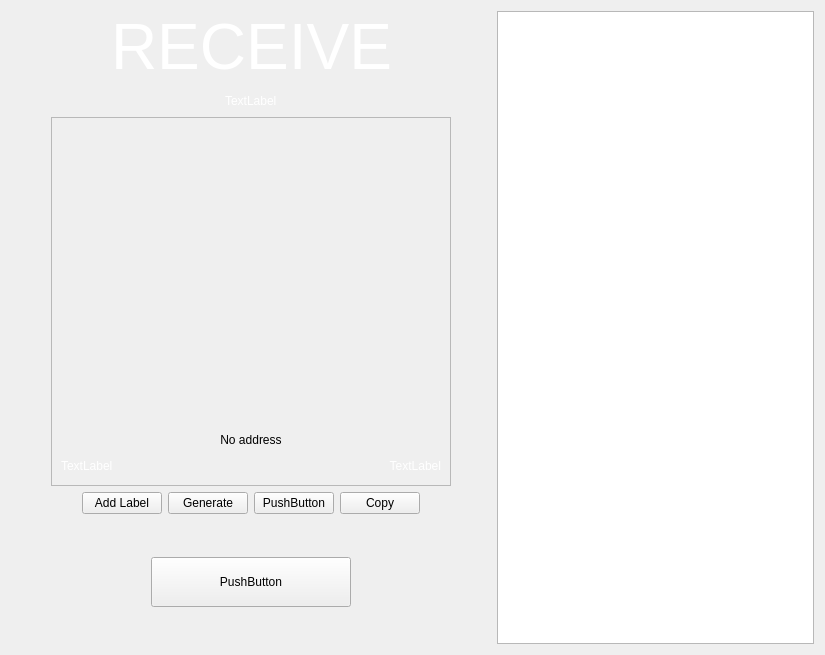
Above: src/qt/forms/receivewidget.ui from eons-finance/ALQO before the change. Below: the same form after it.
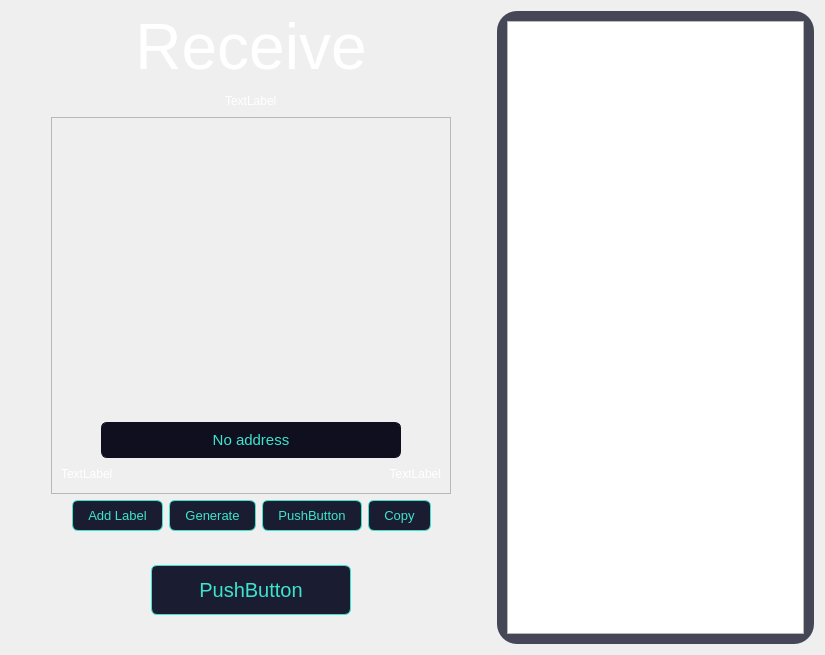
That is the form after the change.

Commit message: polish the style and fix some bugs

```diff
--- a/src/qt/forms/receivewidget.ui
+++ b/src/qt/forms/receivewidget.ui
@@ -45,7 +45,7 @@
             <string notr="true">color:white;</string>
            </property>
            <property name="text">
-            <string>&lt;html&gt;&lt;head/&gt;&lt;body&gt;&lt;p align=&quot;center&quot;&gt;&lt;span style=&quot; font-size:48pt;&quot;&gt;RECEIVE&lt;/span&gt;&lt;/p&gt;&lt;/body&gt;&lt;/html&gt;</string>
+            <string>&lt;html&gt;&lt;head/&gt;&lt;body&gt;&lt;p align=&quot;center&quot;&gt;&lt;span style=&quot; font-size:48pt;&quot;&gt;Receive&lt;/span&gt;&lt;/p&gt;&lt;/body&gt;&lt;/html&gt;</string>
            </property>
           </widget>
          </item>
@@ -240,6 +240,14 @@
                     <height>0</height>
                    </size>
                   </property>
+                  <property name="styleSheet">
+                   <string notr="true">    border:  1px solid #0f0f1f;
+    background-color: #0f0f1f;
+    font-size: 15px;
+    border-radius: 6px;
+    padding: 8px;
+    color: #3de4cd;</string>
+                  </property>
                   <property name="text">
                    <string>No address</string>
                   </property>
@@ -342,6 +350,21 @@
           <layout class="QHBoxLayout" name="horizontalLayout_4">
            <item alignment="Qt::AlignHCenter">
             <widget class="QPushButton" name="pushButtonLabel">
+             <property name="styleSheet">
+              <string notr="true">QPushButton {
+color: #3de4cd;
+border: 1px solid #3de4cd;
+border-radius: 6px;
+background-color:  rgb(26, 29, 49);
+padding: 7px 15px;
+font-size: 13px;
+}
+QPushButton:hover{
+	color: #1a1d31;
+background-color: #3de4cd;
+}
+</string>
+             </property>
              <property name="text">
               <string>Add Label</string>
              </property>
@@ -349,6 +372,21 @@
            </item>
            <item alignment="Qt::AlignHCenter">
             <widget class="QPushButton" name="pushButtonNewAddress">
+             <property name="styleSheet">
+              <string notr="true">QPushButton {
+color: #3de4cd;
+border: 1px solid #3de4cd;
+border-radius: 6px;
+background-color:  rgb(26, 29, 49);
+padding: 7px 15px;
+font-size: 13px;
+}
+QPushButton:hover{
+	color: #1a1d31;
+background-color: #3de4cd;
+}
+</string>
+             </property>
              <property name="text">
               <string>Generate</string>
              </property>
@@ -356,6 +394,21 @@
            </item>
            <item>
             <widget class="QPushButton" name="btnRequest">
+             <property name="styleSheet">
+              <string notr="true">QPushButton {
+color: #3de4cd;
+border: 1px solid #3de4cd;
+border-radius: 6px;
+background-color:  rgb(26, 29, 49);
+padding: 7px 15px;
+font-size: 13px;
+}
+QPushButton:hover{
+	color: #1a1d31;
+background-color: #3de4cd;
+}
+</string>
+             </property>
              <property name="text">
               <string>PushButton</string>
              </property>
@@ -363,6 +416,21 @@
            </item>
            <item alignment="Qt::AlignHCenter">
             <widget class="QPushButton" name="pushButtonCopy">
+             <property name="styleSheet">
+              <string notr="true">QPushButton {
+color: #3de4cd;
+border: 1px solid #3de4cd;
+border-radius: 6px;
+background-color:  rgb(26, 29, 49);
+padding: 7px 15px;
+font-size: 13px;
+}
+QPushButton:hover{
+	color: #1a1d31;
+background-color: #3de4cd;
+}
+</string>
+             </property>
              <property name="text">
               <string>Copy</string>
              </property>
@@ -427,6 +495,21 @@
              <height>50</height>
             </size>
            </property>
+           <property name="styleSheet">
+            <string notr="true">QPushButton {
+color: #3de4cd;
+border: 1px solid #3de4cd;
+border-radius: 6px;
+background-color:  rgb(26, 29, 49);
+padding: 8px 30px;
+font-size: 20px;
+}
+QPushButton:hover{
+	color: #1a1d31;
+background-color: #3de4cd;
+}
+</string>
+           </property>
            <property name="text">
             <string>PushButton</string>
            </property>
@@ -463,7 +546,47 @@
       </layout>
      </item>
      <item>
-      <widget class="QListView" name="listViewAddress"/>
+      <widget class="QFrame" name="frame">
+       <property name="minimumSize">
+        <size>
+         <width>200</width>
+         <height>0</height>
+        </size>
+       </property>
+       <property name="styleSheet">
+        <string notr="true">QFrame#frame{
+border-radius: 20px;
+background-color: rgba(26, 29, 49, 0.8)
+}</string>
+       </property>
+       <property name="frameShape">
+        <enum>QFrame::StyledPanel</enum>
+       </property>
+       <property name="frameShadow">
+        <enum>QFrame::Raised</enum>
+       </property>
+       <layout class="QVBoxLayout" name="verticalLayout_5">
+        <property name="leftMargin">
+         <number>10</number>
+        </property>
+        <property name="topMargin">
+         <number>10</number>
+        </property>
+        <property name="rightMargin">
+         <number>10</number>
+        </property>
+        <property name="bottomMargin">
+         <number>10</number>
+        </property>
+        <item>
+         <widget class="QListView" name="listViewAddress">
+          <property name="styleSheet">
+           <string notr="true"/>
+          </property>
+         </widget>
+        </item>
+       </layout>
+      </widget>
      </item>
     </layout>
    </item>
```
The commit also changes 24 other files.
